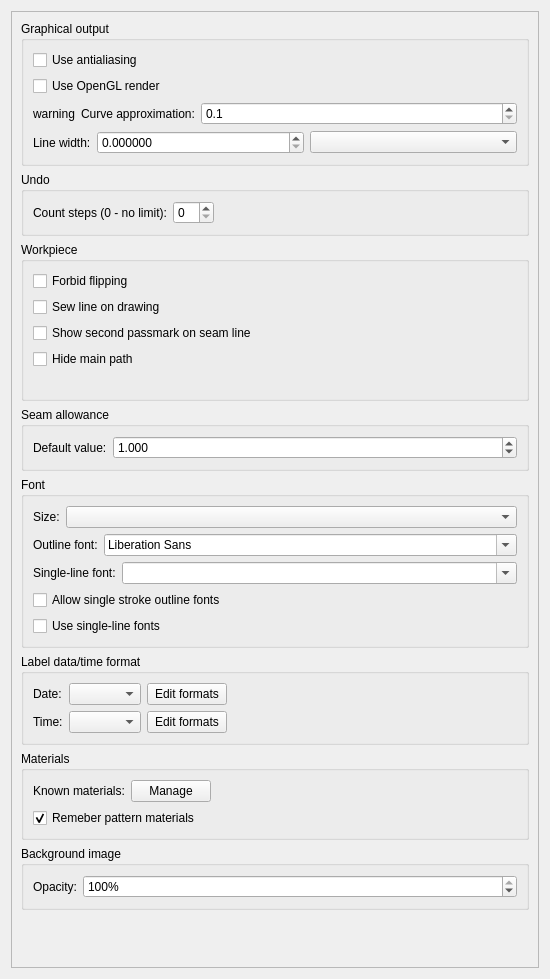
This is src/app/ostara/dialogs/configpages/preferencespatternpage.ui in equinox-patterns/Ostara as Qt 5 draws it before an edit. The edited form follows.
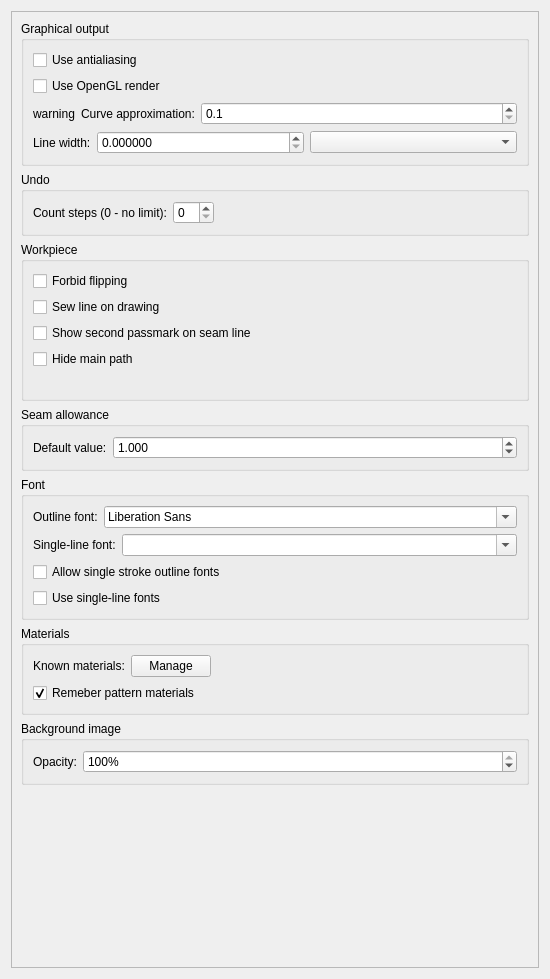
This is the edited form.

Commit message: Suppression du texte pièce (onglet « Labels »)

Diff of the .ui file:
```diff
--- a/src/app/ostara/dialogs/configpages/preferencespatternpage.ui
+++ b/src/app/ostara/dialogs/configpages/preferencespatternpage.ui
@@ -298,26 +298,6 @@
           <string>Font</string>
          </property>
          <layout class="QVBoxLayout" name="verticalLayout_6">
-          <item>
-           <layout class="QHBoxLayout" name="horizontalLayout_8">
-            <item>
-             <widget class="QLabel" name="label_8">
-              <property name="sizePolicy">
-               <sizepolicy hsizetype="Fixed" vsizetype="Preferred">
-                <horstretch>0</horstretch>
-                <verstretch>0</verstretch>
-               </sizepolicy>
-              </property>
-              <property name="text">
-               <string>Size:</string>
-              </property>
-             </widget>
-            </item>
-            <item>
-             <widget class="QComboBox" name="comboBoxLabelFontSize"/>
-            </item>
-           </layout>
-          </item>
           <item>
            <layout class="QHBoxLayout" name="horizontalLayout_7">
             <item>
@@ -382,60 +362,6 @@
          </layout>
         </widget>
        </item>
-       <item>
-        <widget class="QGroupBox" name="groupBox_4">
-         <property name="title">
-          <string>Label data/time format</string>
-         </property>
-         <layout class="QFormLayout" name="formLayout_4">
-          <property name="fieldGrowthPolicy">
-           <enum>QFormLayout::FieldGrowthPolicy::ExpandingFieldsGrow</enum>
-          </property>
-          <item row="0" column="0">
-           <widget class="QLabel" name="label_4">
-            <property name="text">
-             <string>Date:</string>
-            </property>
-           </widget>
-          </item>
-          <item row="0" column="1">
-           <layout class="QHBoxLayout" name="horizontalLayout_2">
-            <item>
-             <widget class="QComboBox" name="comboBoxDateFormats"/>
-            </item>
-            <item>
-             <widget class="QPushButton" name="pushButtonEditDateFormats">
-              <property name="text">
-               <string>Edit formats</string>
-              </property>
-             </widget>
-            </item>
-           </layout>
-          </item>
-          <item row="1" column="0">
-           <widget class="QLabel" name="label_5">
-            <property name="text">
-             <string>Time:</string>
-            </property>
-           </widget>
-          </item>
-          <item row="1" column="1">
-           <layout class="QHBoxLayout" name="horizontalLayout_3">
-            <item>
-             <widget class="QComboBox" name="comboBoxTimeFormats"/>
-            </item>
-            <item>
-             <widget class="QPushButton" name="pushButtonEditTimeFormats">
-              <property name="text">
-               <string>Edit formats</string>
-              </property>
-             </widget>
-            </item>
-           </layout>
-          </item>
-         </layout>
-        </widget>
-       </item>
        <item>
         <widget class="QGroupBox" name="groupBox">
          <property name="title">
```
The commit also changes 77 other files.
